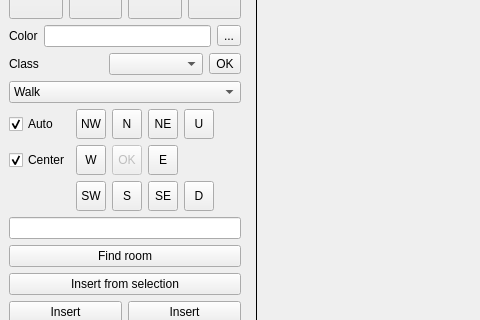
Qt form ui/main.ui (michael-donat/tf-mapper) before a commit; both pictures show x 0 to 480 and y 161 to 481 of the 1047 by 692 pixel window.
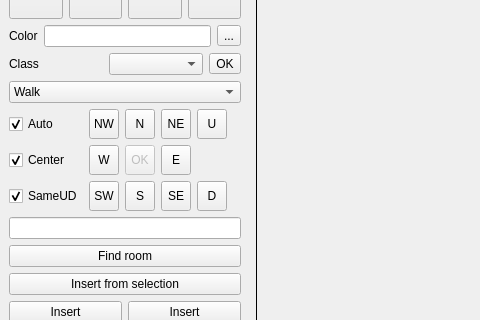
The same form after that commit. Icons and pictures are not drawn.

Commit message: added map:roopm:delete command

```diff
--- a/ui/main.ui
+++ b/ui/main.ui
@@ -707,6 +707,16 @@
          </property>
         </widget>
        </item>
+       <item row="2" column="0">
+        <widget class="QCheckBox" name="sameUpDown">
+         <property name="text">
+          <string>SameUD</string>
+         </property>
+         <property name="checked">
+          <bool>true</bool>
+         </property>
+        </widget>
+       </item>
       </layout>
      </item>
      <item row="8" column="2">
```
The commit also changes 2 other files.
